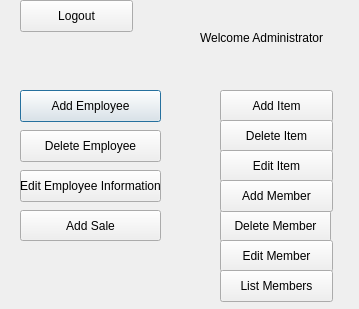
Tligtvoet/goat-bulk, file QtGui/menuAdministrator.ui: the form before one commit.
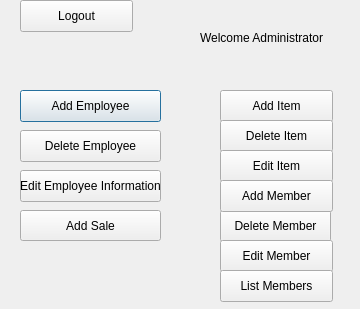
The form after the commit.

Patch:
```diff
--- a/QtGui/menuAdministrator.ui
+++ b/QtGui/menuAdministrator.ui
@@ -6,7 +6,7 @@
    <rect>
     <x>0</x>
     <y>0</y>
-    <width>359</width>
+    <width>360</width>
     <height>309</height>
    </rect>
   </property>
```
